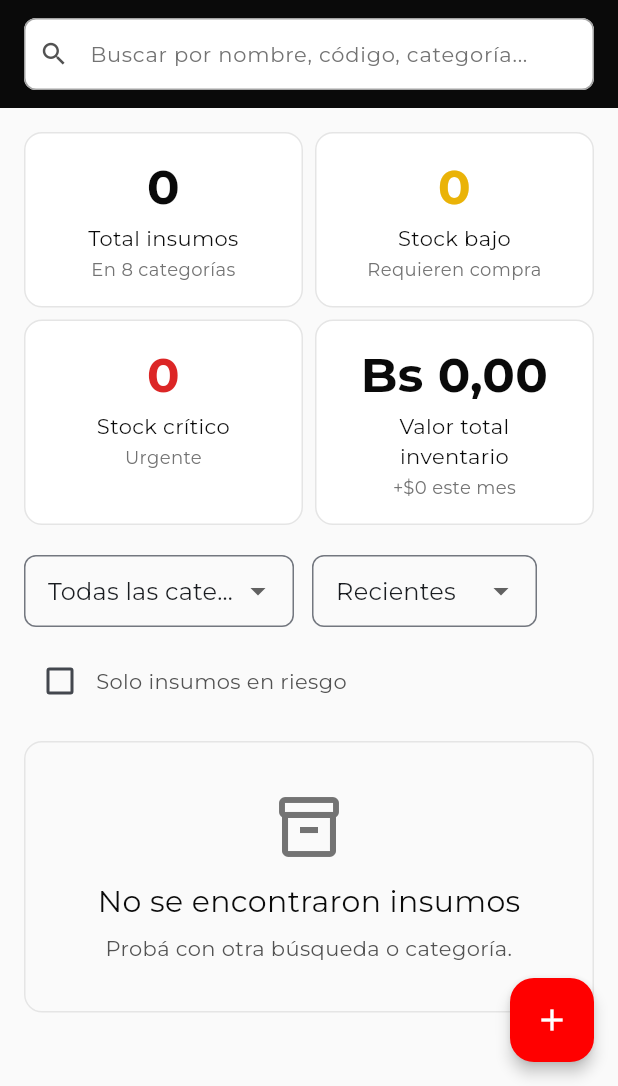
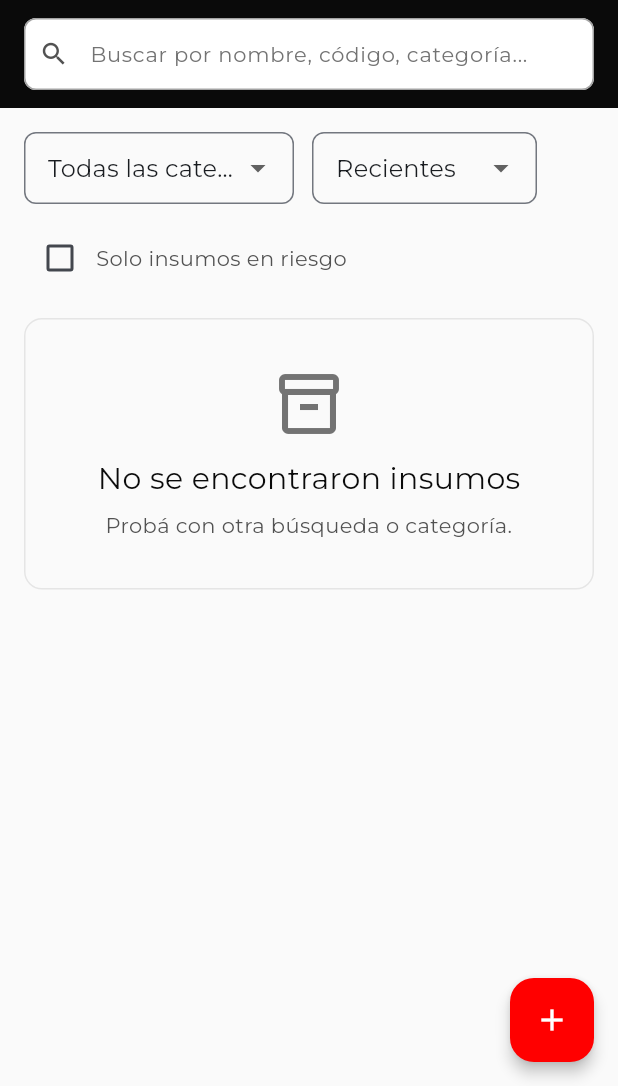
Before and after one commit to DSSMD/Athlos, a Flutter app: the _MobileLayout screen opened directly, after a tap on "Stock", on a phone screen of 412 x 824 dp, the part 150-1236 px from its top. Run offline on Flutter 3.47's test engine with Material 3 defaults, Android fonts, the phone set to English and light mode, and no system bars; our stand-ins replace connectivity_plus, flutter_dotenv, flutter_riverpod, go_router, image_picker, supabase_flutter and 1 more; accounts and stored records are empty; network calls fail.

Commit message:
eliminacion de kpis innecesarios

```diff
--- a/lib/presentation/pages/admin/inventario/widgets/stock_tab_content.dart
+++ b/lib/presentation/pages/admin/inventario/widgets/stock_tab_content.dart
@@ -93,8 +93,6 @@ class _StockBodyState extends ConsumerState<_StockBody> {
       child: Column(
         crossAxisAlignment: CrossAxisAlignment.stretch,
         children: [
-          _Kpis(isMobile: isMobile, kpis: widget.kpis),
-          const SizedBox(height: AppSpacing.xl),
           _FiltrosCard(
             isMobile: isMobile,
             filtros: filtros,
@@ -118,80 +116,6 @@ class _StockBodyState extends ConsumerState<_StockBody> {
           ),
         ],
       ),
-    );
-  }
-}
-
-// ─── KPIs ────────────────────────────────────────────────────────────────────
-
-class _Kpis extends StatelessWidget {
-  const _Kpis({required this.isMobile, required this.kpis});
-
-  final bool isMobile;
-  final InventarioKpis kpis;
-
-  @override
-  Widget build(BuildContext context) {
-    final cards = [
-      KpiCard(
-        value: '${kpis.totalInsumos}',
-        label: 'Total insumos',
-        description: 'En 8 categorías',
-      ),
-      KpiCard(
-        value: '${kpis.stockBajo}',
-        label: 'Stock bajo',
-        description: 'Requieren compra',
-        valueColor: AppColors.warning,
-      ),
-      KpiCard(
-        value: '${kpis.stockCritico}',
-        label: 'Stock crítico',
-        description: 'Urgente',
-        valueColor: AppColors.error,
-      ),
-      KpiCard(
-        value: _formatMoney(kpis.valorTotalInventario),
-        label: 'Valor total inventario',
-        description: '+\$0 este mes',
-      ),
-    ];
-
-    if (isMobile) {
-      return Column(
-        children: [
-          IntrinsicHeight(
-            child: Row(
-              crossAxisAlignment: CrossAxisAlignment.stretch,
-              children: [
-                Expanded(child: cards[0]),
-                const SizedBox(width: AppSpacing.sm),
-                Expanded(child: cards[1]),
-              ],
-            ),
-          ),
-          const SizedBox(height: AppSpacing.sm),
-          IntrinsicHeight(
-            child: Row(
-              crossAxisAlignment: CrossAxisAlignment.stretch,
-              children: [
-                Expanded(child: cards[2]),
-                const SizedBox(width: AppSpacing.sm),
-                Expanded(child: cards[3]),
-              ],
-            ),
-          ),
-        ],
-      );
-    }
-
-    return Row(
-      children: [
-        for (var i = 0; i < cards.length; i++) ...[
-          Expanded(child: cards[i]),
-          if (i < cards.length - 1) const SizedBox(width: AppSpacing.lg),
-        ],
-      ],
     );
   }
 }
```
